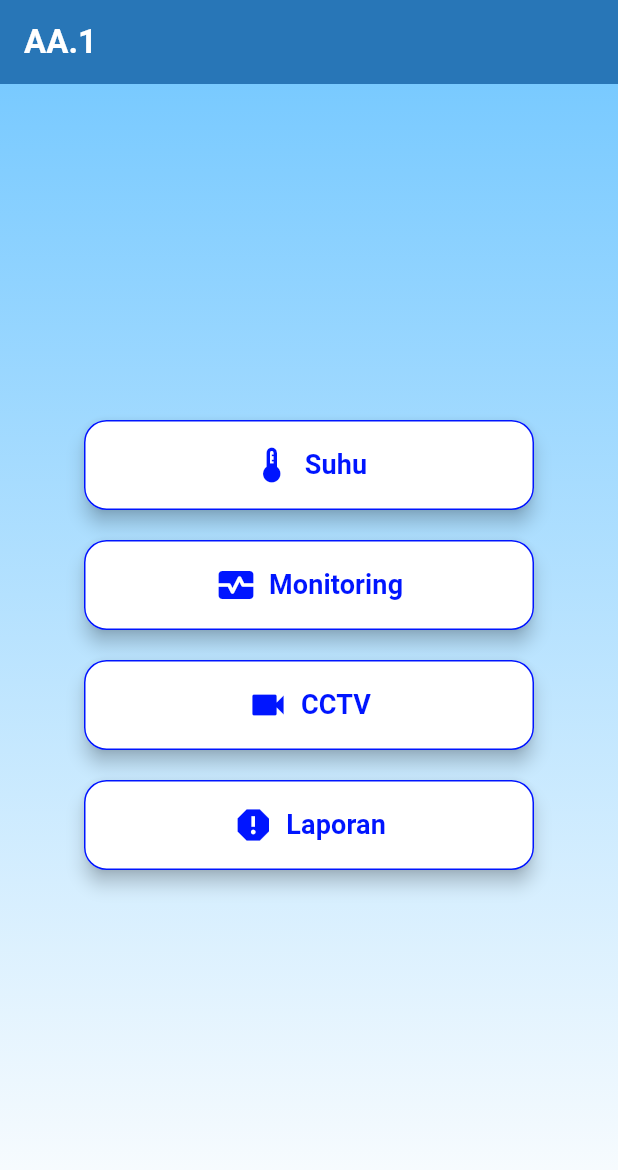
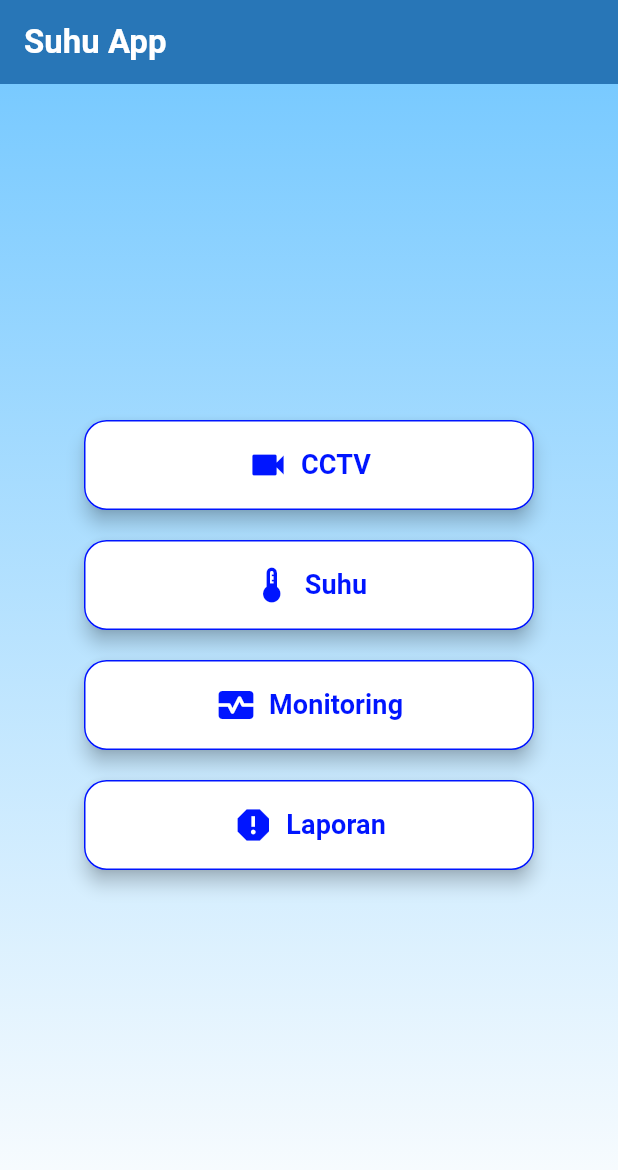
Before and after one commit to arkanfaiz/MagangAPI, a Flutter app: the screen it shows after launch, on a phone screen of 412 x 824 dp. Shown: the top 1170 px of the screen. Run offline on Flutter 3.47's test engine with Material 3 defaults, Android fonts, the phone set to English and light mode, and no system bars.

Commit message:
commit suhu

```diff
--- a/lib/main_page.dart
+++ b/lib/main_page.dart
@@ -12,7 +12,7 @@ class MainPage extends StatelessWidget {
     return Scaffold(
       appBar: AppBar(
         title: const Text(
-          "AA.1",
+          "Suhu App",
           style: TextStyle(fontWeight: FontWeight.bold),
         ),
         backgroundColor: const Color.fromARGB(255, 33, 122, 185),
@@ -31,6 +31,12 @@ class MainPage extends StatelessWidget {
           child: Column(
             mainAxisAlignment: MainAxisAlignment.center,
             children: [
+               buildMenuButton(
+                context,
+                icon: Icons.videocam,
+                label: "CCTV",
+                page: cctv(),
+              ),
               buildMenuButton(
                 context,
                 icon: Icons.thermostat,
@@ -42,12 +48,6 @@ class MainPage extends StatelessWidget {
                 icon: Icons.monitor_heart,
                 label: "Monitoring",
                 page: MonitoringPage(),
-              ),
-              buildMenuButton(
-                context,
-                icon: Icons.videocam,
-                label: "CCTV",
-                page: cctv(),
               ),
               buildMenuButton(
                 context,
```
Also changed, not shown: 1 other file.
